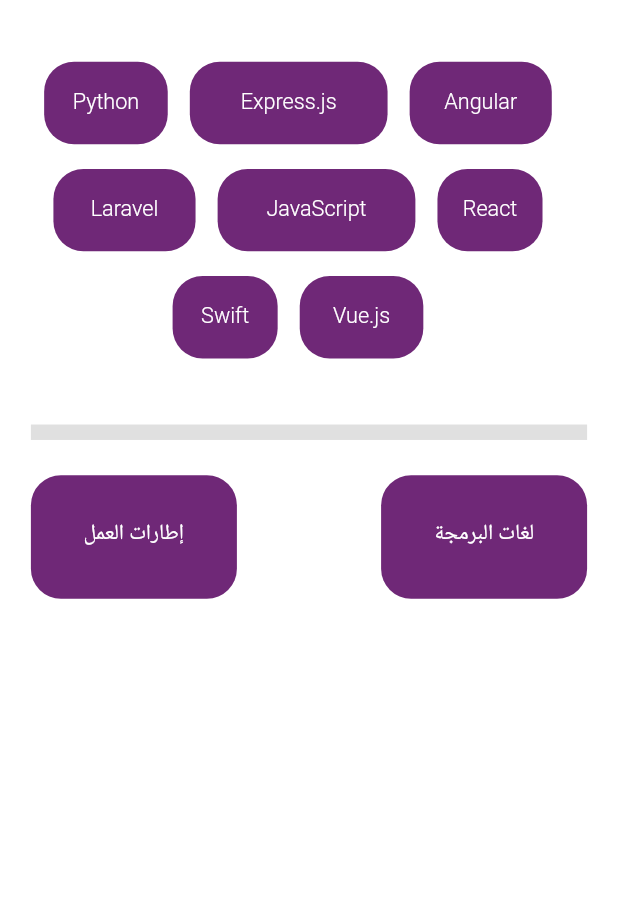
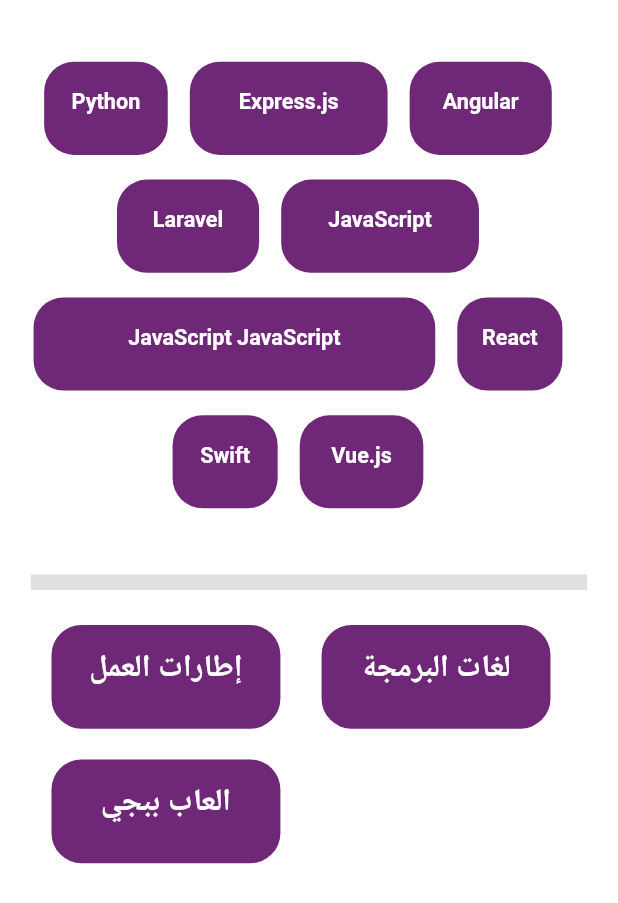
Before and after one commit to laith-alskaf/task_laith, a Flutter app: the screen it shows after launch, on a phone screen of 412 x 824 dp. Shown: the top 903 px of the screen. Run offline on Flutter 3.47's test engine with Material 2 defaults, Android fonts, the phone set to English and light mode, and no system bars; our stand-ins replace get; Roboto replaces fonts that are missing (Alexandria).

Commit message:
Update to improve both Design and Code

```diff
--- a/lib/main.dart
+++ b/lib/main.dart
@@ -1,7 +1,9 @@
 import 'package:flutter/material.dart';
 import 'package:task/app/my_app.dart';
-
+import 'package:get/get.dart';
+import 'package:task/ui/views/home_view/home_view_controller.dart';
 Future<void> main() async  {
    WidgetsFlutterBinding.ensureInitialized();
+   Get.put(HomeViewController());
   runApp(const MyApp());
 }
--- a/lib/ui/shared/colors.dart
+++ b/lib/ui/shared/colors.dart
@@ -6,4 +6,5 @@ class AppColors {
   static const Color transparentColor = Color.fromRGBO(255, 255, 255, 0);
   static const Color darkPurpleColor = Color.fromRGBO(111, 40, 119, 1);
   static const Color darkPurpleColorOpacity = Color.fromRGBO(111, 40, 119, 0.25);
+  static const Color  colorDropData = Colors.yellow;
 }
--- a/lib/ui/shared/custom_widgets/custom_container.dart
+++ b/lib/ui/shared/custom_widgets/custom_container.dart
@@ -1,6 +1,8 @@
 import 'package:flutter/material.dart';
 import 'package:task/ui/shared/colors.dart';
+import 'package:task/ui/shared/custom_widgets/custom_row_text.dart';
 import 'package:task/ui/shared/custom_widgets/custom_text.dart';
+import 'package:task/ui/shared/extensions/custom_sized_box_shared.dart';
 import 'package:task/ui/shared/utils.dart';
 
 class CustomContainer extends StatelessWidget {
@@ -9,16 +11,16 @@ class CustomContainer extends StatelessWidget {
       this.widthContainer,
       required this.text,
       this.color,
-      this.heightContainer,
-      this.onTap,
-      this.showIconRemove = false});
+      this.textOfDrop,
+      this.index,
+      this.fontSizeText});
 
   final String text;
-  final Function()? onTap;
+  final List? textOfDrop;
   final double? widthContainer;
-  final double? heightContainer;
+  final double? fontSizeText;
+  final int? index;
   final Color? color;
-  final bool? showIconRemove;
 
   @override
   Widget build(BuildContext context) {
@@ -29,26 +31,27 @@ class CustomContainer extends StatelessWidget {
               borderRadius: BorderRadius.circular(20),
               color: color ?? AppColors.darkPurpleColor,
             ),
-          height: heightContainer ?? screenHeight(16),
-          width: widthContainer ?? screenWidth(3),
-          child: Center(
+            width: widthContainer ?? screenWidth(2.7),
+            child: Column(
+              children: [
+                (screenWidth(20)).ph,
+                Center(
                     child: CustomText(
+                  fontsize: fontSizeText,
+                  fontWeight: FontWeight.bold,
                   text: text,
                   textcolor: AppColors.whiteColor,
                 )),
-        ),
-        showIconRemove ?? false
-            ? Positioned(
-                top: screenHeight(220),
-                left: screenWidth(80),
-                child: InkWell(
-                    onTap: onTap,
-                    child: Icon(
-                      Icons.highlight_remove,
-                      color: AppColors.whiteColor,
-                      size: screenWidth(15),
-                    )))
+                (screenWidth(30)).ph,
+                textOfDrop != null
+                    ? CustomRowText(
+                        index: index ?? 1,
+                        textOfDrop: textOfDrop ?? ['جافا'],
+                      )
                     : const SizedBox(),
+                (screenWidth(30)).ph,
+              ],
+            )),
       ],
     );
   }
--- a/lib/ui/shared/utils.dart
+++ b/lib/ui/shared/utils.dart
@@ -1,6 +1,7 @@
 import 'package:flutter/material.dart';
 import 'package:flutter/services.dart';
 import 'package:get/get.dart';
+import 'package:task/ui/views/home_view/home_view_controller.dart';
 
 Size size = Get.size;
 
@@ -11,6 +12,8 @@ double get height => Get.height;
 double screenWidth(double percent) {
   return size.width / percent;
 }
+HomeViewController get homeController =>
+    Get.find<HomeViewController>();
 
 double screenHeight(double percent) {
   return size.height / percent;
--- a/lib/ui/views/home_view/home_view.dart
+++ b/lib/ui/views/home_view/home_view.dart
@@ -10,9 +10,7 @@ import 'package:task/ui/views/home_view/home_view_widget/dragtarget_widget.dart'
 import 'home_view_widget/draggable_widget.dart';
 
 class MyView extends StatelessWidget {
-   MyView({super.key});
-
-  HomeViewController controller = Get.put(HomeViewController());
+  MyView({super.key});
 
   @override
   Widget build(BuildContext context) {
@@ -24,7 +22,7 @@ class MyView extends StatelessWidget {
                 child: Obx(
                   () => ListView(
                     children: [
-                      controller.listOfText.isEmpty
+                      homeController.listOfText.isEmpty
                           ? Center(
                               child: CustomText(
                                   text: 'List Of Text Is Empty',
@@ -35,13 +33,13 @@ class MyView extends StatelessWidget {
                               alignment: WrapAlignment.center,
                               runSpacing: width * 0.04,
                               children: List.generate(
-                                controller.listOfText.length,
+                                homeController.listOfText.length,
                                 (index) {
                                   return Row(
                                     mainAxisSize: MainAxisSize.min,
                                     children: [
                                       DraggableWidget(
-                                          data: controller.listOfText[index]),
+                                          data: homeController.listOfText[index]),
                                       (screenWidth(28)).pw,
                                     ],
                                   );
@@ -51,20 +49,18 @@ class MyView extends StatelessWidget {
                       (screenHeight(20)).ph,
                       Divider(thickness: screenWidth(40)),
                       (screenHeight(40)).ph,
-                      Row(
-                        crossAxisAlignment: CrossAxisAlignment.start,
-                        mainAxisAlignment: MainAxisAlignment.spaceBetween,
-                        children: [
-                          DragTargetWidget(
-                              text: controller.classifications[0],
-                              index: 0,
-                              dataDisplay: controller.droppedData[0]),
-                          DragTargetWidget(
-                              text: controller.classifications[1],
-                              index: 1,
-                              dataDisplay: controller.droppedData[1]),
-                        ],
-                      ),
+                      Wrap(
+                          crossAxisAlignment: WrapCrossAlignment.start,
+                          children: List.generate(
+                              homeController.classifications.length, (index) {
+                            return Padding(
+                              padding: EdgeInsets.symmetric(
+                                  horizontal: screenWidth(30)),
+                              child: DragTargetWidget(
+                                  text: homeController.classifications[index],
+                                  index: index,),
+                            );
+                          })),
                     ],
                   ),
                 ))));
--- a/lib/ui/views/home_view/home_view_controller.dart
+++ b/lib/ui/views/home_view/home_view_controller.dart
@@ -1,28 +1,36 @@
 import 'package:get/get.dart';
 
 class HomeViewController extends GetxController {
-  RxList<List> droppedData = [[], []].obs;
-
-  List<String> classifications = ['إطارات العمل', 'لغات البرمجة'];
+  List<String> classifications = ['إطارات العمل', 'لغات البرمجة', 'العاب ببجي'];
+  RxList<List> droppedData = <List>[].obs;
 
   updateData(String dataNew, int index) {
     droppedData[index].add(dataNew);
     listOfText.remove(dataNew);
-    update();
   }
+
   removeFromClass(String dataNew, int index) {
     droppedData[index].remove(dataNew);
     listOfText.add(dataNew);
-    update();
+
   }
+
   RxList<String> listOfText = [
     'Python',
     'Express.js',
     'Angular',
     'Laravel',
     'JavaScript',
+    'JavaScript JavaScript',
     'React',
     'Swift',
     'Vue.js'
   ].obs;
+
+  @override
+  void onInit() {
+    // TODO: implement onInit
+    droppedData.value =
+        List<List<String>>.generate(classifications.length, (_) => <String>[]);
+  }
 }
--- a/lib/ui/views/home_view/home_view_widget/draggable_widget.dart
+++ b/lib/ui/views/home_view/home_view_widget/draggable_widget.dart
@@ -1,17 +1,12 @@
 import 'package:flutter/material.dart';
-import 'package:get/get.dart';
 import 'package:task/ui/shared/colors.dart';
 import 'package:task/ui/shared/custom_widgets/custom_container.dart';
 import 'package:task/ui/shared/utils.dart';
-import 'package:task/ui/views/home_view/home_view_controller.dart';
 
 class DraggableWidget extends StatelessWidget {
   final String data;
 
    DraggableWidget({super.key, required this.data});
-
-  final HomeViewController controller = Get.put(HomeViewController());
-
   @override
   Widget build(BuildContext context) {
     int textLength = data.length;
@@ -20,19 +15,19 @@ class DraggableWidget extends StatelessWidget {
       data: data,
       child: CustomContainer(
         text: data,
-        heightContainer: screenHeight(15),
+        // heightContainer: screenHeight(15),
         widthContainer: buttonWidth > width * 0.15 ? buttonWidth : width * 0.19,
       ),
       feedback: CustomContainer(
         text: data,
         color: AppColors.darkPurpleColorOpacity,
-        heightContainer: screenHeight(15),
+        // heightContainer: screenHeight(15),
         widthContainer: buttonWidth > width * 0.15 ? buttonWidth : width * 0.19,
       ),
       childWhenDragging:CustomContainer(
         text: data,
         color: AppColors.darkPurpleColorOpacity,
-        heightContainer: screenHeight(15),
+        // heightContainer: screenHeight(15),
         widthContainer: buttonWidth > width * 0.15 ? buttonWidth : width * 0.19,
       ),
     );
--- a/lib/ui/views/home_view/home_view_widget/dragtarget_widget.dart
+++ b/lib/ui/views/home_view/home_view_widget/dragtarget_widget.dart
@@ -6,17 +6,17 @@ import 'package:task/ui/shared/extensions/custom_sized_box_shared.dart';
 import 'package:task/ui/shared/utils.dart';
 
 class DragTargetWidget extends StatelessWidget {
-   DragTargetWidget(
+  DragTargetWidget(
       {super.key,
       required this.text,
-      required this.dataDisplay,
-      required this.index});
+      // required this.dataDisplay,
+      required this.index,
+      this.onTap});
 
   final int index;
   final String text;
-  final List dataDisplay;
-
-  final HomeViewController controller = Get.put(HomeViewController());
+  // final List<String> dataDisplay;
+  final Function()? onTap;
 
   @override
   Widget build(BuildContext context) {
@@ -24,31 +24,17 @@ class DragTargetWidget extends StatelessWidget {
       builder: (context, List<dynamic> candidateData, rejectedData) {
         return Column(
           children: [
-            CustomContainer(
+            CustomContainer(fontSizeText: width*0.05,
               text: text,
-              heightContainer: screenHeight(10),
+              textOfDrop:  homeController.droppedData[index],
+              index:index,
             ),
-            (screenHeight(30)).ph,
-            Column(
-              children: List.generate(dataDisplay.length, (index) {
-                return Padding(
-                  padding: EdgeInsets.only(bottom: screenWidth(10)),
-                  child: CustomContainer(
-                    text: dataDisplay[index],
-                    showIconRemove: true,
-                    onTap: () {
-                      controller.removeFromClass(
-                          dataDisplay[index],this.index);
-                    },
-                  ),
-                );
-              }),
-            )
+            (screenWidth(20)).ph,
           ],
         );
       },
       onAccept: (String data) {
-        controller.updateData(data,index);
+        homeController.updateData(data, index);
       },
     );
   }
```
Also changed, not shown: lib/ui/shared/custom_widgets/custom_row_text.dart (added, +69 -0 lines), lib/ui/shared/custom_widgets/custom_text.dart (+2 -6 lines). Lines whose indentation alone changed are shown as unchanged.
